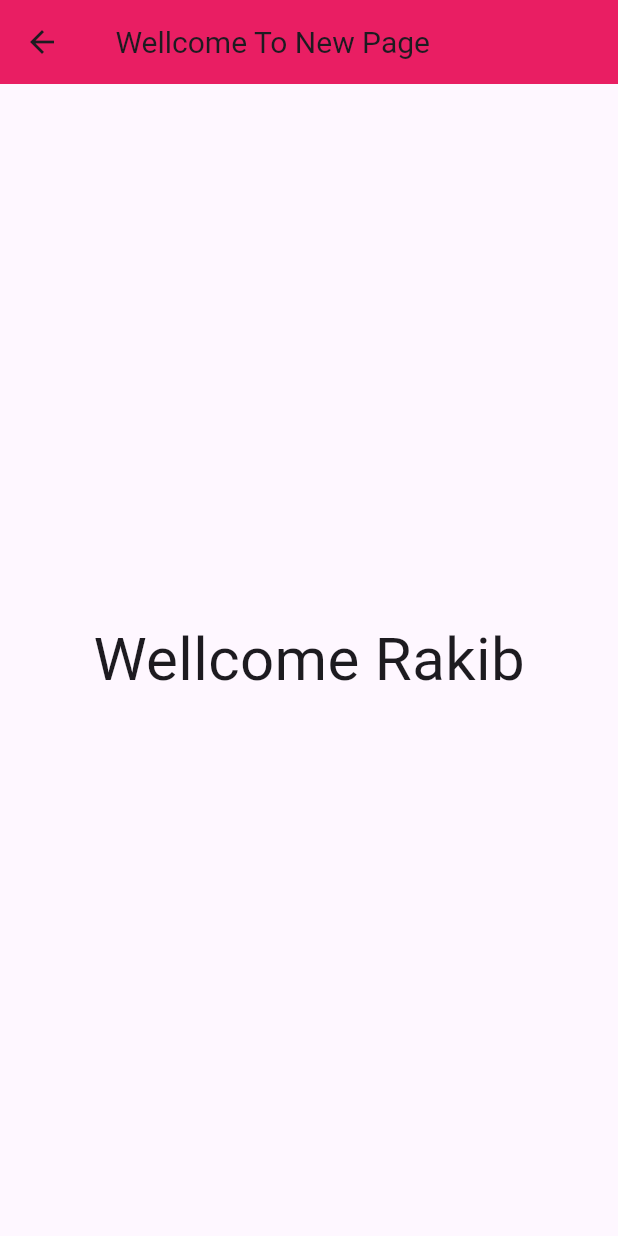
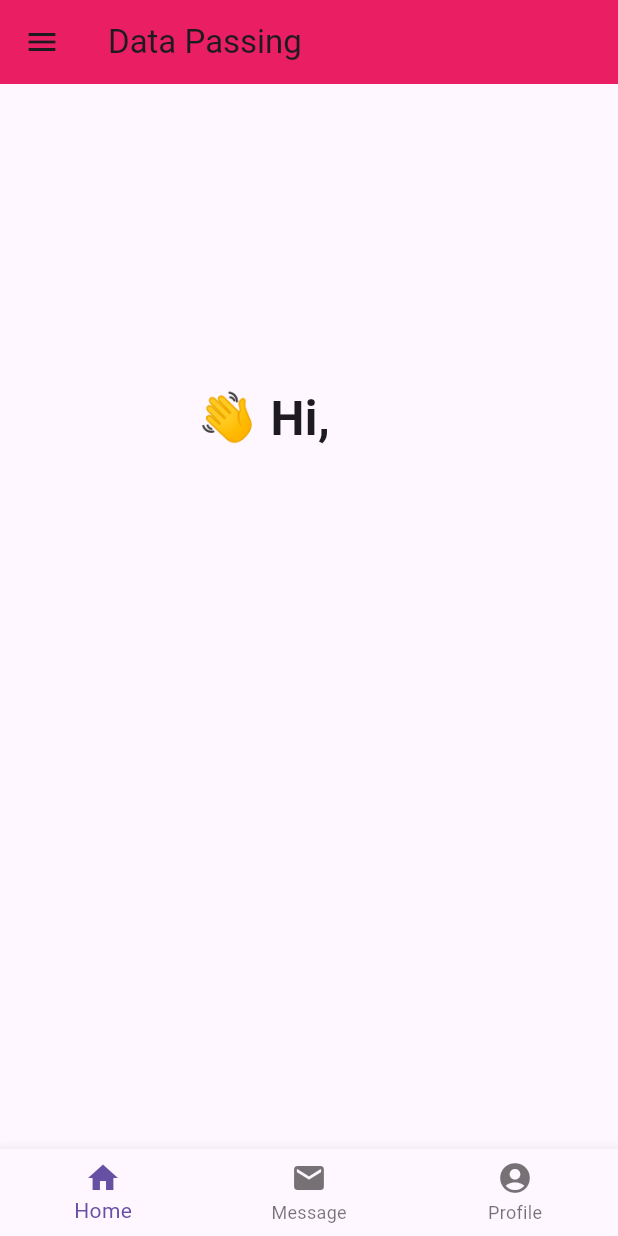
Before and after one commit to RakibulIslam10/Learnig_Resource, a Flutter app: the screen it shows after launch, after a tap on "Next", on a phone screen of 412 x 824 dp. Run offline on Flutter 3.47's test engine with Material 3 defaults, Android fonts, the phone set to English and light mode, and no system bars.

Commit message:
on page to another page

```diff
--- a/lib/S.dart
+++ b/lib/S.dart
@@ -1,20 +1,35 @@
+
+import 'package:flutter/cupertino.dart';
 import 'package:flutter/material.dart';
 
 class SecondScreen extends StatelessWidget {
+  var data;
+  SecondScreen(this.data);
+
   @override
   Widget build(BuildContext context) {
     return Scaffold(
-      appBar: AppBar(backgroundColor: Colors.pink,
-        title: Text(
-          " Wellcome To New Page",
-          style: TextStyle(fontSize: 20),
-        ),
+      appBar: AppBar(title: Text("Data Passing"),),
+      drawer: Drawer(),
+      bottomNavigationBar: BottomNavigationBar(items: [
+        BottomNavigationBarItem(icon: Icon(Icons.home),label: "Home",),
+        BottomNavigationBarItem(icon: Icon(Icons.email),label: "Message",),
+        BottomNavigationBarItem(icon: Icon(Icons.account_circle),label: "Profile",),
+
+      ]),
+
+      body: Column(
+        children: [
+          SizedBox(width: 360,),
+          Padding(
+            padding: const EdgeInsets.only(top: 200.0),
+            child: Text("👋 Hi, $data",
+              style: TextStyle(fontSize: 32,
+                  fontWeight: FontWeight.bold),),
+          )
+        ],
       ),
-      body: Center(
-          child: Text(
-            "Wellcome Rakib",
-            style: TextStyle(fontSize: 40),
-          )),
+
     );
   }
 }
--- a/lib/main.dart
+++ b/lib/main.dart
@@ -1,8 +1,9 @@
+import 'package:flutter/cupertino.dart';
 import 'package:flutter/material.dart';
 
 import 'S.dart';
 
-void main(){
+void main() {
   runApp(RakibApp());
 }
 
@@ -10,22 +11,71 @@ class RakibApp extends StatelessWidget {
   @override
   Widget build(BuildContext context) {
     return MaterialApp(
+      theme: ThemeData(
+          appBarTheme: AppBarTheme(
+            color: Colors.pink,
+          )),
+      title: "Rakib App",
       debugShowCheckedModeBanner: false,
-      title: "Rakib",
       home: FristScreen(),
     );
   }
 }
 
 class FristScreen extends StatelessWidget {
+  var NameControler = TextEditingController();
   @override
   Widget build(BuildContext context) {
     return Scaffold(
-        appBar: AppBar(),
-        drawer: Drawer(),
-        body: Center(child: ElevatedButton(onPressed: (){
-          Navigator.push(context, MaterialPageRoute(builder: (context) => SecondScreen(),));
-        }, child: Text("Next"),))
+      body: Center(
+        child: ListView(
+          children: [
+            Padding(
+              padding: const EdgeInsets.symmetric(vertical: 120.0),
+              child: Padding(
+                padding: const EdgeInsets.symmetric(horizontal: 19.0),
+                child: Text(
+                  "Enter your name for next page",
+                  style: TextStyle(fontSize: 25, fontWeight: FontWeight.bold),
+                ),
+              ),
+            ),
+            Padding(
+              padding: const EdgeInsets.symmetric(horizontal: 25.0),
+              child: TextField(
+                controller: NameControler ,
+                decoration: InputDecoration(
+                    suffixIcon: Icon(Icons.drive_file_rename_outline),
+                    hintText: "Please enter your name",
+                    border: OutlineInputBorder(
+                      borderRadius: BorderRadius.circular(12),
+                    )),
+              ),
+            ),
+            SizedBox(
+              height: 80,
+            ),
+            Padding(
+              padding: const EdgeInsets.symmetric(horizontal: 98.0),
+              child: ElevatedButton(
+                onPressed: () {
+                  Navigator.push(
+                      context,
+                      MaterialPageRoute(
+                        builder: (context) => SecondScreen(NameControler.text.toString()),
+                      ));
+                },
+                child: Text("Next"),
+                style: ElevatedButton.styleFrom(
+                    backgroundColor: Colors.black,
+                    minimumSize: Size(10, 50),
+                    textStyle:
+                    TextStyle(fontSize: 21, fontWeight: FontWeight.bold)),
+              ),
+            )
+          ],
+        ),
+      ),
     );
   }
 }
```
